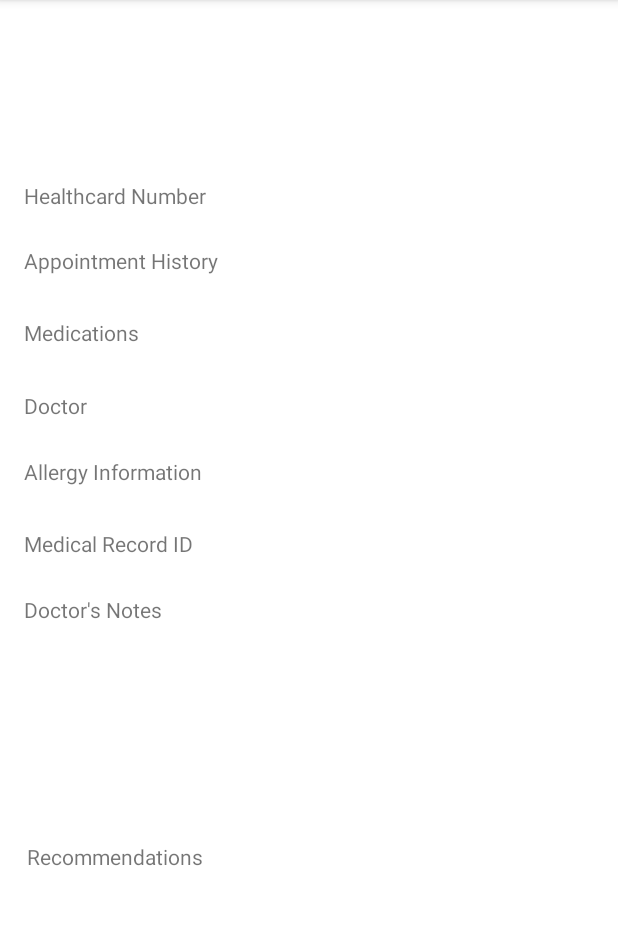
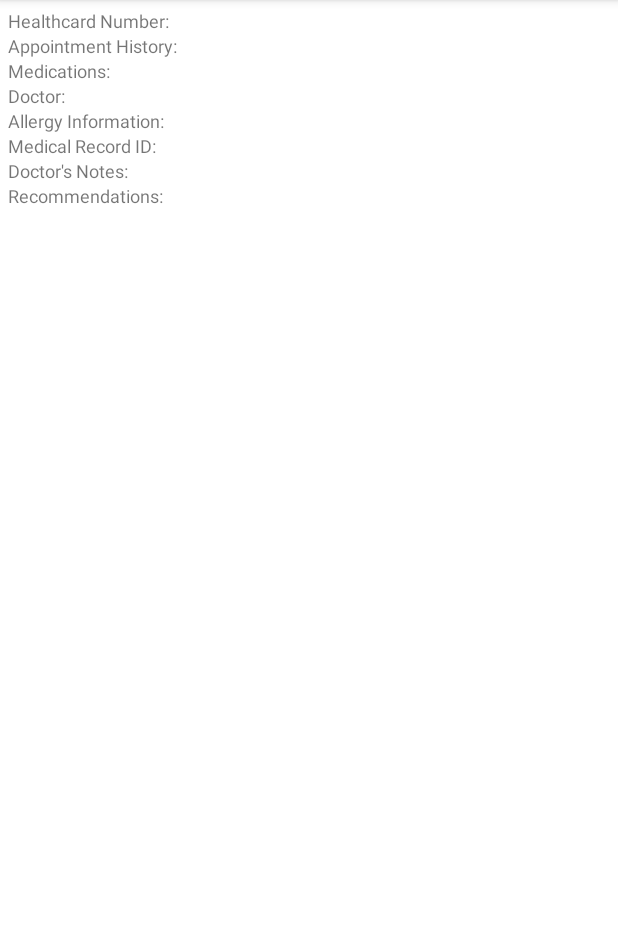
Before and after one commit to kcmatienzo/MedRec, an Android app: the PatientNavActivity screen opened directly, with no data from a screen before it, after a tap on "VIEW MEDICAL RECORD", on a phone screen of 412 x 824 dp, the part 84-1009 px from its top. Run offline under Robolectric (Android 15) with nearby library versions, the phone set to English and light mode, and no system bars; our stand-ins replace Room's generated code.

Commit message:
Story 3: As a patient, I want to view my medical records.
- TODO: Currently displaying email. Fix the data and the scroll view for doctor notes and recommendations.

```diff
--- a/app/src/main/java/com/example/medrecroomdb/MainActivity.java
+++ b/app/src/main/java/com/example/medrecroomdb/MainActivity.java
@@ -87,6 +87,7 @@ public class MainActivity extends AppCompatActivity implements AdapterView.OnIte
                         startActivity(intentDoctor);
                     } else if (patient != null && patient.getEmail().equals(userName) && patient.getPassword().equals(password) && role == "Patient") {
                         Intent intentPatient = new Intent(v.getContext(), PatientNavActivity.class);
+                        intentPatient.putExtra("userName", userName);
                         startActivity(intentPatient);
                     } else if (admin != null && admin.getEmail().equals(userName)&& admin.getPassword().equals(password) && role == "Admin") {
                         Intent intentAdmin = new Intent(v.getContext(), AdminSearchUserActivity.class);
--- a/app/src/main/java/com/example/medrecroomdb/activity/DoctorSearchPatientActivity.java
+++ b/app/src/main/java/com/example/medrecroomdb/activity/DoctorSearchPatientActivity.java
@@ -24,7 +24,6 @@ public class DoctorSearchPatientActivity extends AppCompatActivity {
     private PatientViewModel patientViewModel;
     private Button btnSearchPatient;
     private EditText editText_pHealthcardNumber;
-    Patient patient;
 
     @Override
     protected void onCreate(Bundle savedInstanceState) {
--- a/app/src/main/java/com/example/medrecroomdb/activity/DoctorSearchResultsActivity.java
+++ b/app/src/main/java/com/example/medrecroomdb/activity/DoctorSearchResultsActivity.java
@@ -26,7 +26,6 @@ public class DoctorSearchResultsActivity extends AppCompatActivity {
     private TextView fNameTxtView, lNameTxtView, addrTxtView, healthcardTxtView, phoneTxtView, emailTxtView, medicalTxtView;
     Patient patient;
     String healthcard;
-    String healthcardNum;
 
     @Override
     protected void onCreate(Bundle savedInstanceState) {
@@ -35,7 +34,6 @@ public class DoctorSearchResultsActivity extends AppCompatActivity {
         try{
             Intent intent=getIntent();
             healthcard = intent.getStringExtra("healthcardNumber");
-            healthcardNum = healthcard;
             patientViewModel = ViewModelProviders.of(this).get(PatientViewModel.class);
             patient = patientViewModel.findByHealthcardNumber(healthcard);
             if (patient != null)
--- a/app/src/main/java/com/example/medrecroomdb/activity/PatientNavActivity.java
+++ b/app/src/main/java/com/example/medrecroomdb/activity/PatientNavActivity.java
@@ -6,17 +6,21 @@ import android.view.View;
 import android.widget.Button;
 import android.widget.EditText;
 import android.view.View;
+import android.widget.TextView;
 
 import androidx.appcompat.app.AppCompatActivity;
+import androidx.lifecycle.ViewModelProviders;
 
 import com.example.medrecroomdb.R;
 import com.example.medrecroomdb.model.Patient;
 import com.example.medrecroomdb.viewmodel.AdminViewModel;
+import com.example.medrecroomdb.viewmodel.PatientViewModel;
 
 public class PatientNavActivity extends AppCompatActivity {
     // Declare variables
-    private AdminViewModel adminViewModel;
+    private PatientViewModel patientViewModel;
     private Button button_viewMedRec, button_updateInfo, button_bookAppt;
+    String userName;
     Patient patient;
 
     @Override
@@ -24,9 +28,35 @@ public class PatientNavActivity extends AppCompatActivity {
         super.onCreate(savedInstanceState);
         setContentView(R.layout.activity_patient_nav);
 
+        Intent intent=getIntent();
+        userName = intent.getStringExtra("userName");
+
+        patientViewModel = ViewModelProviders.of(this).get(PatientViewModel.class);
+        patient = patientViewModel.findByPatientEmail(userName);
+
+
         button_viewMedRec = findViewById(R.id.btn_viewMedicalRecord);
+        button_updateInfo = findViewById(R.id.btn_updateInfo);
+        button_bookAppt = findViewById(R.id.btn_schedule);
 
         button_viewMedRec.setOnClickListener(new View.OnClickListener() {
+            @Override
+            public void onClick(View v) {
+                Intent intentViewMedRec = new Intent(v.getContext(), PatientViewMedRecActivity.class);
+                intentViewMedRec.putExtra("userName", userName);
+                startActivity(intentViewMedRec);
+            }
+        });
+
+        button_updateInfo.setOnClickListener(new View.OnClickListener() {
+            @Override
+            public void onClick(View v) {
+                Intent intentViewMedRec = new Intent(v.getContext(), PatientViewMedRecActivity.class);
+                startActivity(intentViewMedRec);
+            }
+        });
+
+        button_bookAppt.setOnClickListener(new View.OnClickListener() {
             @Override
             public void onClick(View v) {
                 Intent intentViewMedRec = new Intent(v.getContext(), PatientViewMedRecActivity.class);
--- a/app/src/main/java/com/example/medrecroomdb/activity/PatientViewMedRecActivity.java
+++ b/app/src/main/java/com/example/medrecroomdb/activity/PatientViewMedRecActivity.java
@@ -4,25 +4,57 @@ import android.content.Intent;
 import android.os.Bundle;
 import android.view.View;
 import android.widget.Button;
+import android.widget.TextView;
+import android.widget.Toast;
 
 import androidx.appcompat.app.AppCompatActivity;
+import androidx.lifecycle.ViewModelProviders;
 
 import com.example.medrecroomdb.R;
 import com.example.medrecroomdb.model.Patient;
 import com.example.medrecroomdb.viewmodel.AdminViewModel;
+import com.example.medrecroomdb.viewmodel.PatientViewModel;
 
 public class PatientViewMedRecActivity extends AppCompatActivity {
     // Declare variables
-    private AdminViewModel adminViewModel;
-    private Button button_viewMedRec, button_updateInfo, button_bookAppt;
+    private PatientViewModel patientViewModel;
+    private TextView healthcardTxtView, appHistoryTxtView, medsTxtView, doctorTxtView, allergyTxtView, medRecTxtView, docnotesTxtView, recoTxtView;
     Patient patient;
+    String userName;
 
     @Override
     protected void onCreate(Bundle savedInstanceState) {
         super.onCreate(savedInstanceState);
         setContentView(R.layout.activity_patient_viewmedrec);
+        try {
+            Intent intent=getIntent();
+            userName = intent.getStringExtra("userName");
+            patientViewModel = ViewModelProviders.of(this).get(PatientViewModel.class);
+            patient = patientViewModel.findByPatientEmail(userName);
 
-
+            if (patient != null)
+            {
+                healthcardTxtView = findViewById(R.id.hcardTextView);
+                healthcardTxtView.setText(patient.getHealthcardNumber());
+                appHistoryTxtView = findViewById(R.id.apphistoryTextView);
+                appHistoryTxtView.setText(patient.getEmail());
+                medsTxtView = findViewById(R.id.medicationsTextView);
+                medsTxtView.setText(patient.getEmail());
+                doctorTxtView = findViewById(R.id.doctorTextView);
+                doctorTxtView.setText(patient.getEmail());
+                allergyTxtView = findViewById(R.id.allergyTextView);
+                allergyTxtView.setText(patient.getEmail());
+                medRecTxtView = findViewById(R.id.medrecTextView);
+                medRecTxtView.setText(patient.getEmail());
+//                docnotesTxtView = findViewById(R.id.medicalTextView);
+//                docnotesTxtView.setText(patient.getEmail());
+//                recoTxtView = findViewById(R.id.medicalTextView);
+//                recoTxtView.setText(patient.getEmail());
+            }
+        }
+        catch(Exception e) {
+            Toast.makeText(getApplicationContext(), e.toString(), Toast.LENGTH_SHORT).show();
+        }
     }
 
 }
--- a/app/src/main/res/layout/activity_patient_viewmedrec.xml
+++ b/app/src/main/res/layout/activity_patient_viewmedrec.xml
@@ -1,134 +1,169 @@
 <?xml version="1.0" encoding="utf-8"?>
-<androidx.constraintlayout.widget.ConstraintLayout xmlns:android="http://schemas.android.com/apk/res/android"
-    xmlns:app="http://schemas.android.com/apk/res-auto"
-    xmlns:tools="http://schemas.android.com/tools"
+<LinearLayout xmlns:android="http://schemas.android.com/apk/res/android"
     android:layout_width="match_parent"
-    android:layout_height="match_parent">
+    android:layout_height="match_parent"
+    android:orientation="vertical">
 
-    <TextView
-        android:id="@+id/textView19"
-        android:layout_width="wrap_content"
-        android:layout_height="wrap_content"
-        android:text="Medical Record ID"
-        app:layout_constraintBottom_toBottomOf="parent"
-        app:layout_constraintEnd_toEndOf="parent"
-        app:layout_constraintHorizontal_bias="0.053"
-        app:layout_constraintStart_toStartOf="parent"
-        app:layout_constraintTop_toTopOf="parent"
-        app:layout_constraintVertical_bias="0.471" />
+    <TableLayout
+        android:layout_width="match_parent"
+        android:layout_height="match_parent"
+        android:layout_margin="5dp" >
 
-    <TextView
-        android:id="@+id/textView25"
-        android:layout_width="wrap_content"
-        android:layout_height="wrap_content"
-        android:text="Appointment History"
-        app:layout_constraintBottom_toBottomOf="parent"
-        app:layout_constraintEnd_toEndOf="parent"
-        app:layout_constraintHorizontal_bias="0.056"
-        app:layout_constraintStart_toStartOf="parent"
-        app:layout_constraintTop_toTopOf="parent"
-        app:layout_constraintVertical_bias="0.219" />
+        <TableRow
+            android:layout_width="match_parent"
+            android:layout_height="match_parent" >
 
-    <TextView
-        android:id="@+id/textView26"
-        android:layout_width="wrap_content"
-        android:layout_height="wrap_content"
-        android:text="Medications"
-        app:layout_constraintBottom_toBottomOf="parent"
-        app:layout_constraintEnd_toEndOf="parent"
-        app:layout_constraintHorizontal_bias="0.047"
-        app:layout_constraintStart_toStartOf="parent"
-        app:layout_constraintTop_toTopOf="parent"
-        app:layout_constraintVertical_bias="0.283" />
+            <TextView
+                android:id="@+id/textView18"
+                android:layout_width="138dp"
+                android:layout_height="wrap_content"
 
-    <TextView
-        android:id="@+id/textView27"
-        android:layout_width="wrap_content"
-        android:layout_height="wrap_content"
-        android:text="Doctor"
-        app:layout_constraintBottom_toBottomOf="parent"
-        app:layout_constraintEnd_toEndOf="parent"
-        app:layout_constraintHorizontal_bias="0.043"
-        app:layout_constraintStart_toStartOf="parent"
-        app:layout_constraintTop_toTopOf="parent"
-        app:layout_constraintVertical_bias="0.348" />
+                android:text="Healthcard Number:"
+                android:textSize="12sp" />
 
-    <TextView
-        android:id="@+id/textView28"
-        android:layout_width="wrap_content"
-        android:layout_height="wrap_content"
-        android:text="Allergy Information"
-        app:layout_constraintBottom_toBottomOf="parent"
-        app:layout_constraintEnd_toEndOf="parent"
-        app:layout_constraintHorizontal_bias="0.054"
-        app:layout_constraintStart_toStartOf="parent"
-        app:layout_constraintTop_toTopOf="parent"
-        app:layout_constraintVertical_bias="0.407" />
+            <TextView
+                android:id="@+id/hcardTextView"
+                android:layout_width="264dp"
 
-    <TextView
-        android:id="@+id/textView29"
-        android:layout_width="wrap_content"
-        android:layout_height="wrap_content"
-        android:text="Healthcard Number"
-        app:layout_constraintBottom_toBottomOf="parent"
-        app:layout_constraintEnd_toEndOf="parent"
-        app:layout_constraintHorizontal_bias="0.055"
-        app:layout_constraintStart_toStartOf="parent"
-        app:layout_constraintTop_toTopOf="parent"
-        app:layout_constraintVertical_bias="0.161" />
+                android:layout_height="wrap_content"
+                android:textSize="12sp" />
+        </TableRow>
 
-    <TextView
-        android:id="@+id/textView30"
-        android:layout_width="wrap_content"
-        android:layout_height="wrap_content"
-        android:text="Doctor's Notes"
-        app:layout_constraintBottom_toBottomOf="parent"
-        app:layout_constraintEnd_toEndOf="parent"
-        app:layout_constraintHorizontal_bias="0.05"
-        app:layout_constraintStart_toStartOf="parent"
-        app:layout_constraintTop_toTopOf="parent"
-        app:layout_constraintVertical_bias="0.53" />
+        <TableRow
+            android:layout_width="match_parent"
+            android:layout_height="match_parent"
+            >
 
-    <ScrollView
-        android:id="@+id/scrollView3"
-        android:layout_width="374dp"
-        android:layout_height="86dp"
-        app:layout_constraintBottom_toBottomOf="parent"
-        app:layout_constraintEnd_toEndOf="parent"
-        app:layout_constraintHorizontal_bias="0.486"
-        app:layout_constraintStart_toStartOf="parent"
-        app:layout_constraintTop_toTopOf="parent"
-        app:layout_constraintVertical_bias="0.644">
+            <TextView
+                android:id="@+id/textView19"
+                android:layout_width="match_parent"
+                android:layout_height="match_parent"
+                android:text="Appointment History:"
+                android:textSize="12sp" />
 
-        <LinearLayout
+            <TextView
+                android:id="@+id/apphistoryTextView"
+                android:layout_width="match_parent"
+                android:layout_height="match_parent"
+                android:textSize="12sp" />
+        </TableRow>
+
+        <TableRow
             android:layout_width="match_parent"
-            android:layout_height="wrap_content"
-            android:orientation="vertical" />
-    </ScrollView>
+            android:layout_height="match_parent" >
 
-    <TextView
-        android:id="@+id/textView31"
-        android:layout_width="wrap_content"
-        android:layout_height="wrap_content"
-        android:text="Recommendations"
-        app:layout_constraintBottom_toBottomOf="parent"
-        app:layout_constraintEnd_toEndOf="parent"
-        app:layout_constraintHorizontal_bias="0.061"
-        app:layout_constraintStart_toStartOf="parent"
-        app:layout_constraintTop_toTopOf="parent"
-        app:layout_constraintVertical_bias="0.75" />
+            <TextView
+                android:id="@+id/textView23"
+                android:layout_width="wrap_content"
+                android:layout_height="wrap_content"
+                android:text="Medications:"
+                android:textSize="12sp" />
 
-    <ScrollView
-        android:id="@+id/scrollView2"
-        android:layout_width="379dp"
-        android:layout_height="107dp"
-        android:layout_marginStart="16dp"
-        app:layout_constraintStart_toStartOf="parent"
-        tools:layout_editor_absoluteY="560dp">
+            <TextView
+                android:id="@+id/medicationsTextView"
+                android:layout_width="wrap_content"
+                android:layout_height="wrap_content"
+                android:textSize="12sp" />
+        </TableRow>
 
-        <LinearLayout
+        <TableRow
             android:layout_width="match_parent"
-            android:layout_height="wrap_content"
-            android:orientation="vertical" />
-    </ScrollView>
-</androidx.constraintlayout.widget.ConstraintLayout>
+            android:layout_height="match_parent" >
+
+            <TextView
+                android:id="@+id/textView32"
+                android:layout_width="wrap_content"
+                android:layout_height="wrap_content"
+                android:text="Doctor:"
+                android:textSize="12sp" />
+
+            <TextView
+                android:id="@+id/doctorTextView"
+                android:layout_width="wrap_content"
+                android:layout_height="wrap_content"
+                android:textSize="12sp" />
+        </TableRow>
+
+        <TableRow
+            android:layout_width="match_parent"
+            android:layout_height="match_parent" >
+
+            <TextView
+                android:id="@+id/textView34"
+                android:layout_width="wrap_content"
+                android:layout_height="wrap_content"
+                android:text="Allergy Information:"
+                android:textSize="12sp" />
+
+            <TextView
+                android:id="@+id/allergyTextView"
+                android:layout_width="wrap_content"
+                android:layout_height="wrap_content"
+                android:textSize="12sp" />
+        </TableRow>
+
+        <TableRow
+            android:layout_width="match_parent"
+            android:layout_height="match_parent" >
+
+            <TextView
+                android:id="@+id/textView36"
+                android:layout_width="wrap_content"
+                android:layout_height="wrap_content"
+                android:text="Medical Record ID:"
+                android:textSize="12sp" />
+
+            <TextView
+                android:id="@+id/medrecTextView"
+                android:layout_width="wrap_content"
+                android:layout_height="wrap_content"
+                android:textSize="12sp" />
+        </TableRow>
+
+        <TableRow
+            android:layout_width="match_parent"
+            android:layout_height="match_parent" >
+
+            <TextView
+                android:id="@+id/textView38"
+                android:layout_width="wrap_content"
+                android:layout_height="wrap_content"
+                android:text="Doctor's Notes:"
+                android:textSize="12sp" />
+
+        </TableRow>
+
+        <TableRow
+            android:layout_width="match_parent"
+            android:layout_height="match_parent" >
+
+            <ScrollView
+                android:layout_width="match_parent"
+                android:layout_height="match_parent">
+
+                <LinearLayout
+                    android:id="@+id/docNotesScrollview"
+                    android:layout_width="match_parent"
+                    android:layout_height="wrap_content"
+                    android:orientation="vertical" />
+            </ScrollView>
+        </TableRow>
+
+        <TableRow
+            android:layout_width="match_parent"
+            android:layout_height="match_parent" >
+
+            <TextView
+                android:id="@+id/textView40"
+                android:layout_width="wrap_content"
+                android:layout_height="wrap_content"
+                android:text="Recommendations:"
+                android:textSize="12sp" />
+        </TableRow>
+
+        <TableRow
+            android:layout_width="match_parent"
+            android:layout_height="match_parent" />
+    </TableLayout>
+
+</LinearLayout>
```
